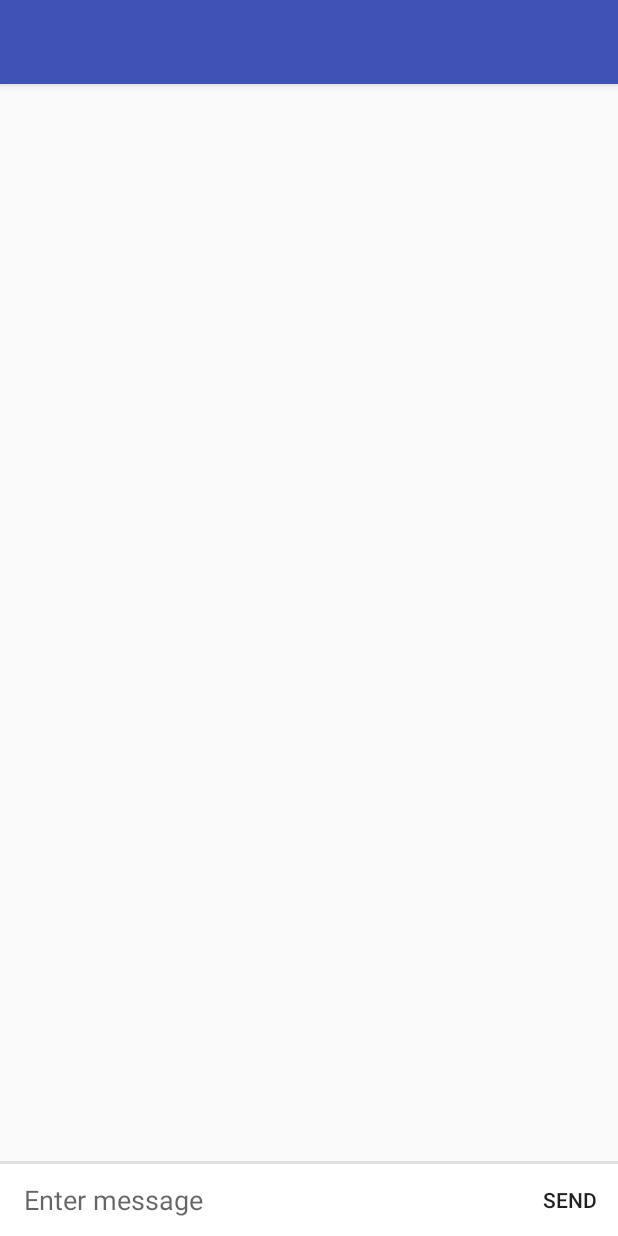
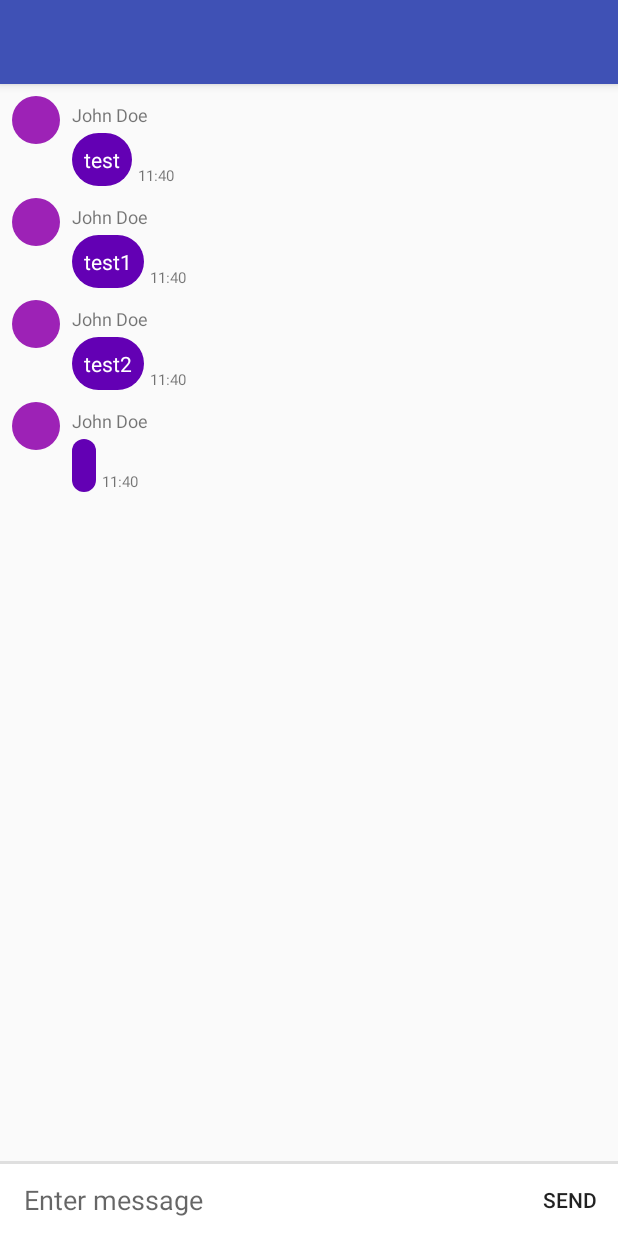
Before and after one commit to hesham-akmal/SupremeChat-Client, an Android app: the ChatActivity screen opened directly, with no data from a screen before it, after a tap on "SEND", on a phone screen of 412 x 824 dp. Run offline under Robolectric (Android 15) with nearby library versions, the phone set to English and light mode, and no system bars; 1 statement that could not run was skipped.

Commit message:
Working chat UI

```diff
--- a/app/src/main/java/com/supreme/abc/supremechat_client/ChatActivity.java
+++ b/app/src/main/java/com/supreme/abc/supremechat_client/ChatActivity.java
@@ -1,10 +1,12 @@
 package com.supreme.abc.supremechat_client;
 
+import android.content.Context;
 import android.content.Intent;
 import android.content.SharedPreferences;
 import android.os.Bundle;
 import android.support.annotation.NonNull;
 import android.support.design.widget.BottomNavigationView;
+import android.support.v7.app.AppCompatActivity;
 import android.support.v7.widget.LinearLayoutManager;
 import android.support.v7.widget.RecyclerView;
 import android.view.MenuItem;
@@ -19,46 +21,55 @@ import java.util.List;
 
 import network_data.Friend;
 
-public class ChatActivity extends StatusHandler {
+public class ChatActivity extends AppCompatActivity {
 
     //private RecyclerView mMessageRecycler;
-    private ListView messageListView;
+    private RecyclerView messageRecycler;
     private MessageListAdapter messageAdapter;
-    List <Message> messageList;
+    List<Message> messageList;
 
     EditText chatBox;
     Button sendBtn;
+    static Context c;
+
     @Override
     protected void onCreate(Bundle savedInstanceState) {
         super.onCreate(savedInstanceState);
         setContentView(R.layout.activity_chat);
-
+        c = this;
         setTitle(getIntent().getStringExtra("name"));
 
         messageList = new ArrayList<>();
 
         messageList.add(new Message("test", User.mainUser));
+        messageList.add(new Message("test1", User.mainUser));
+        messageList.add(new Message("test2", User.mainUser));
 
-//        mMessageRecycler = (RecyclerView) findViewById(R.id.reyclerview_message_list);
-//        mMessageAdapter = new MessageListAdapter(this, messageList);
-//        mMessageRecycler.setLayoutManager(new LinearLayoutManager(this));
-//        mMessageRecycler.setAdapter(mMessageAdapter);
-        messageListView = (ListView) findViewById(R.id.reyclerview_message_list);
-        sendBtn = (Button)findViewById(R.id.button_chatbox_send);
+        messageAdapter = new MessageListAdapter(this, messageList);
+        messageRecycler = (RecyclerView) findViewById(R.id.reyclerview_message_list);
+        messageRecycler.setAdapter(messageAdapter);
+        messageRecycler.setLayoutManager(new LinearLayoutManager(this));
+
+
+
+        sendBtn = (Button) findViewById(R.id.button_chatbox_send);
 
         chatBox = (EditText) findViewById(R.id.edittext_chatbox);
 
 
-        messageAdapter = new MessageListAdapter(this, messageList);
-
-        messageListView.setAdapter(messageAdapter);
+//        messageAdapter = new MessageListAdapter(this, messageList);
+//        messageListView.setAdapter(messageAdapter);
         sendBtn.setOnClickListener(new View.OnClickListener() {
             @Override
             public void onClick(View v) {
                 if(chatBox.getText()!=null){
+                    //new FriendConnection();
+                    chatBox.setText("");
                     messageList.add(new Message(chatBox.getText().toString(), User.mainUser));
-                    messageAdapter.add(new Message(chatBox.getText().toString(), User.mainUser));
-                    messageListView.setAdapter(messageAdapter);
+                    messageAdapter = new MessageListAdapter(c, messageList);
+                    messageRecycler.setLayoutManager(new LinearLayoutManager(c));
+                    messageRecycler.setAdapter(messageAdapter);
+
                 }
             }
         });
--- a/app/src/main/java/com/supreme/abc/supremechat_client/ChatListActivity.java
+++ b/app/src/main/java/com/supreme/abc/supremechat_client/ChatListActivity.java
@@ -103,6 +103,7 @@ public class ChatListActivity extends StatusHandler {
 
 
                 Friend ttt = chatListAdapter.getItem(position);
+
 
                 startActivity(new Intent(getApplicationContext(), ChatActivity.class).putExtra("name", ttt.getUsername()));
 
--- a/app/src/main/java/com/supreme/abc/supremechat_client/MessageListAdapter.java
+++ b/app/src/main/java/com/supreme/abc/supremechat_client/MessageListAdapter.java
@@ -15,115 +15,108 @@ import java.util.List;
 
 import network_data.Friend;
 
-public class MessageListAdapter extends ArrayAdapter<Message> {
+public class MessageListAdapter extends RecyclerView.Adapter {
+
+    private Context context;
+    private List<Message> messageList;
+
     private static final int VIEW_TYPE_MESSAGE_SENT = 1;
     private static final int VIEW_TYPE_MESSAGE_RECEIVED = 2;
 
 
     public MessageListAdapter(Context context, List<Message> messageList) {
-        super(context, 0, messageList);
+        this.context = context;
+        this.messageList = messageList;
     }
 
-    @NonNull
+    // Determines the appropriate ViewType according to the sender of the message.
     @Override
-    public View getView(int position, @Nullable View convertView, @NonNull ViewGroup parent) {
-        // Check if there is an existing list item view (called convertView) that we can reuse,
-        // otherwise, if convertView is null, then inflate a new list item layout.
-        View listItemView = convertView;
-        if (listItemView == null) {
-            listItemView = LayoutInflater.from(getContext()).inflate(R.layout.chat_list_item, parent, false);
-        }
+    public int getItemViewType(int position) {
+        Message message = (Message) messageList.get(position);
 
-        Message message = getItem(position);
-
-        // If the current user is the sender of the message
         if (message.getSender().equals(User.mainUser)) {
-
-            listItemView = LayoutInflater.from(getContext()).inflate(R.layout.item_message_sent, parent, false);
-            TextView text_message_body = (TextView) listItemView.findViewById(R.id.reyclerview_message_list);
-            text_message_body.setText(message.getMessage());
-            return listItemView;
+            System.out.println("getItemViewType called");
+            // If the current user is the sender of the message
+            return VIEW_TYPE_MESSAGE_SENT;
         } else {
-            listItemView = LayoutInflater.from(getContext()).inflate(R.layout.item_message_recieved, parent, false);
-            TextView text_message_body = (TextView) listItemView.findViewById(R.id.reyclerview_message_list);
-            text_message_body.setText(message.getMessage());
-            return listItemView;
+            System.out.println("getItemViewType called");
+            // If some other user sent the message
+            return VIEW_TYPE_MESSAGE_RECEIVED;
         }
     }
 
-//    // Inflates the appropriate layout according to the ViewType.
-//    @Override
-//    public RecyclerView.ViewHolder onCreateViewHolder(ViewGroup parent, int viewType) {
-//        View view;
-//
-//        if (viewType == VIEW_TYPE_MESSAGE_SENT) {
-//            view = LayoutInflater.from(parent.getContext())
-//                    .inflate(R.layout.item_message_sent, parent, false);
-//            return new SentMessageHolder(view);
-//        } else if (viewType == VIEW_TYPE_MESSAGE_RECEIVED) {
-//            view = LayoutInflater.from(parent.getContext())
-//                    .inflate(R.layout.item_message_recieved, parent, false);
-//            return new ReceivedMessageHolder(view);
-//        }
-//
-//        return null;
-//    }
-//
-//    // Passes the message object to a ViewHolder so that the contents can be bound to UI.
-//    @Override
-//    public void onBindViewHolder(RecyclerView.ViewHolder holder, int position) {
-//        Message message = (Message) mMessageList.get(position);
-//
-//        switch (holder.getItemViewType()) {
-//            case VIEW_TYPE_MESSAGE_SENT:
-//                ((SentMessageHolder) holder).bind(message);
-//                break;
-//            case VIEW_TYPE_MESSAGE_RECEIVED:
-//                ((ReceivedMessageHolder) holder).bind(message);
-//        }
-//    }
-//
-//    private class SentMessageHolder extends RecyclerView.ViewHolder {
-//        TextView messageText, timeText;
-//
-//        SentMessageHolder(View itemView) {
-//            super(itemView);
-//
-//            messageText = (TextView) itemView.findViewById(R.id.text_message_body);
-//            timeText = (TextView) itemView.findViewById(R.id.text_message_time);
-//        }
-//
-//        void bind(Message message) {
-//            messageText.setText(message.getMessage());
-//
-//            // Format the stored timestamp into a readable String using method.
-//            //timeText.setText(Utils.formatDateTime(message.getCreatedAt()));
-//        }
-//    }
-//
-//    private class ReceivedMessageHolder extends RecyclerView.ViewHolder {
-//        TextView messageText, timeText, nameText;
-//        ImageView profileImage;
-//
-//        ReceivedMessageHolder(View itemView) {
-//            super(itemView);
-//
-//            messageText = (TextView) itemView.findViewById(R.id.text_message_body);
-//            timeText = (TextView) itemView.findViewById(R.id.text_message_time);
-//            nameText = (TextView) itemView.findViewById(R.id.text_message_name);
-//            profileImage = (ImageView) itemView.findViewById(R.id.image_message_profile);
-//        }
-//
-//        void bind(Message message) {
-//            messageText.setText(message.getMessage());
-//
-//            // Format the stored timestamp into a readable String using method.
-//            //timeText.setText(Utils.formatDateTime(message.getCreatedAt()));
-//
-//            //nameText.setText(message.getSender().getNickname());
-//
-//            // Insert the profile image from the URL into the ImageView.
-//            //Utils.displayRoundImageFromUrl(mContext, message.getSender().getProfileUrl(), profileImage);
-//        }
-//    }
+    @Override
+    public RecyclerView.ViewHolder onCreateViewHolder(ViewGroup parent, int viewType) {
+        View view;
+
+        if (viewType == VIEW_TYPE_MESSAGE_SENT) {
+            System.out.println("Viewholder called");
+            view = LayoutInflater.from(parent.getContext()).inflate(R.layout.item_message_sent, parent, false);
+            return new SentMessageHolder(view);
+        } else if (viewType == VIEW_TYPE_MESSAGE_RECEIVED) {
+            System.out.println("Viewholder called");
+            view = LayoutInflater.from(parent.getContext()).inflate(R.layout.item_message_recieved, parent, false);
+            return new ReceivedMessageHolder(view);
+        }
+
+        return null;
+    }
+
+    // Passes the message object to a ViewHolder so that the contents can be bound to UI.
+    @Override
+    public void onBindViewHolder(RecyclerView.ViewHolder holder, int position) {
+        Message message = (Message) messageList.get(position);
+
+        switch (holder.getItemViewType()) {
+            case VIEW_TYPE_MESSAGE_SENT:
+                System.out.println("onbind called");
+                ((SentMessageHolder) holder).bind(message);
+                break;
+            case VIEW_TYPE_MESSAGE_RECEIVED:
+                System.out.println("Viewholder called");
+                ((ReceivedMessageHolder) holder).bind(message);
+        }
+    }
+
+    @Override
+    public int getItemCount() {
+        return messageList.size();
+    }
+
+
+    private class ReceivedMessageHolder extends RecyclerView.ViewHolder {
+        TextView messageText, nameText;
+        //ImageView profileImage;
+
+        ReceivedMessageHolder(View itemView) {
+            super(itemView);
+            nameText = (TextView) itemView.findViewById(R.id.text_message_name);
+            messageText = (TextView) itemView.findViewById(R.id.text_message_body);
+            //timeText = (TextView) itemView.findViewById(R.id.text_message_time);
+            //profileImage = (ImageView) itemView.findViewById(R.id.image_message_profile);
+        }
+
+        void bind(Message message) {
+            messageText.setText(message.getMessage());
+
+        }
+    }
+
+    private class SentMessageHolder extends RecyclerView.ViewHolder {
+        TextView messageText, nameText;
+        //ImageView profileImage;
+
+        SentMessageHolder(View itemView) {
+            super(itemView);
+            nameText = (TextView) itemView.findViewById(R.id.text_message_name);
+            messageText = (TextView) itemView.findViewById(R.id.text_message_body);
+            //timeText = (TextView) itemView.findViewById(R.id.text_message_time);
+            //profileImage = (ImageView) itemView.findViewById(R.id.image_message_profile);
+        }
+
+        void bind(Message message) {
+            messageText.setText(message.getMessage());
+
+        }
+    }
 }
--- a/app/src/main/java/com/supreme/abc/supremechat_client/User.java
+++ b/app/src/main/java/com/supreme/abc/supremechat_client/User.java
@@ -57,4 +57,6 @@ public class User {
         return true;
     }
 
+
+
 }
--- a/app/src/main/res/layout/activity_chat.xml
+++ b/app/src/main/res/layout/activity_chat.xml
@@ -8,14 +8,15 @@
     android:layout_height="match_parent"
     tools:context="com.supreme.abc.supremechat_client.ChatActivity">
 
-    <ListView
+    <android.support.v7.widget.RecyclerView
         android:id="@+id/reyclerview_message_list"
         android:layout_width="0dp"
         android:layout_height="0dp"
         app:layout_constraintTop_toTopOf="parent"
         app:layout_constraintLeft_toLeftOf="parent"
-        app:layout_constraintRight_toRightOf="parent">
-    </ListView>
+        app:layout_constraintRight_toRightOf="parent"
+        app:layout_constraintBottom_toTopOf="@+id/layout_chatbox">
+    </android.support.v7.widget.RecyclerView>
 
     <!-- A horizontal line between the chatbox and RecyclerView -->
     <View
--- a/app/src/main/res/layout/item_message_recieved.xml
+++ b/app/src/main/res/layout/item_message_recieved.xml
@@ -35,6 +35,7 @@
         android:layout_width="wrap_content"
         android:layout_height="wrap_content"
         android:maxWidth="240dp"
+        android:minHeight="20dp"
         android:padding="8dp"
         android:textColor="#ffffff"
         android:layout_marginTop="4dp"
--- a/app/src/main/res/layout/item_message_sent.xml
+++ b/app/src/main/res/layout/item_message_sent.xml
@@ -17,6 +17,7 @@
         android:maxWidth="240dp"
         android:padding="8dp"
         android:textColor="#ffffff"
+        android:minHeight="20dp"
         android:layout_marginRight="8dp"
         app:layout_constraintRight_toRightOf="parent"
         app:layout_constraintTop_toTopOf="parent" />
```
Also changed, not shown: app/src/main/java/com/supreme/abc/supremechat_client/Network.java (+8 -13 lines), 2 other files.
